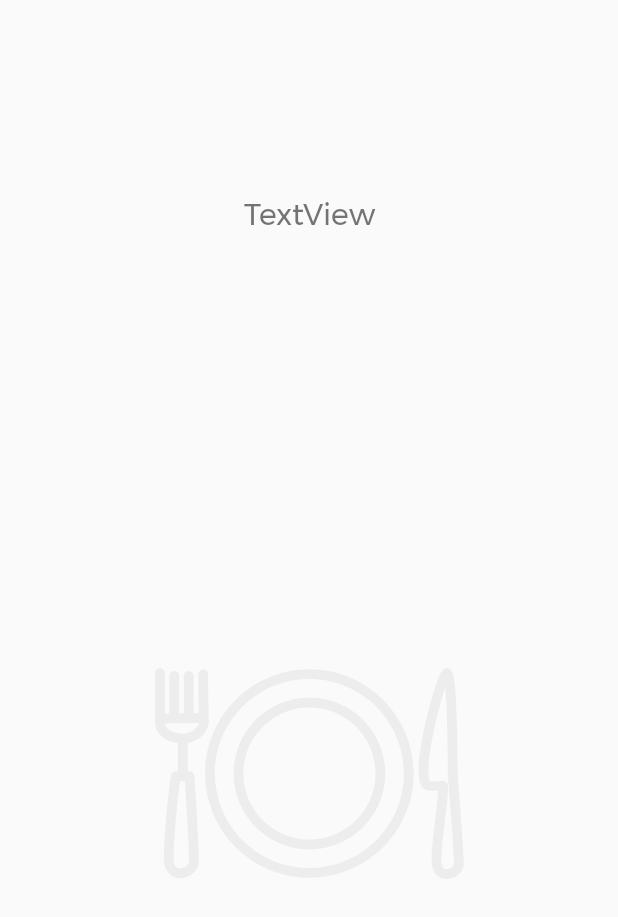
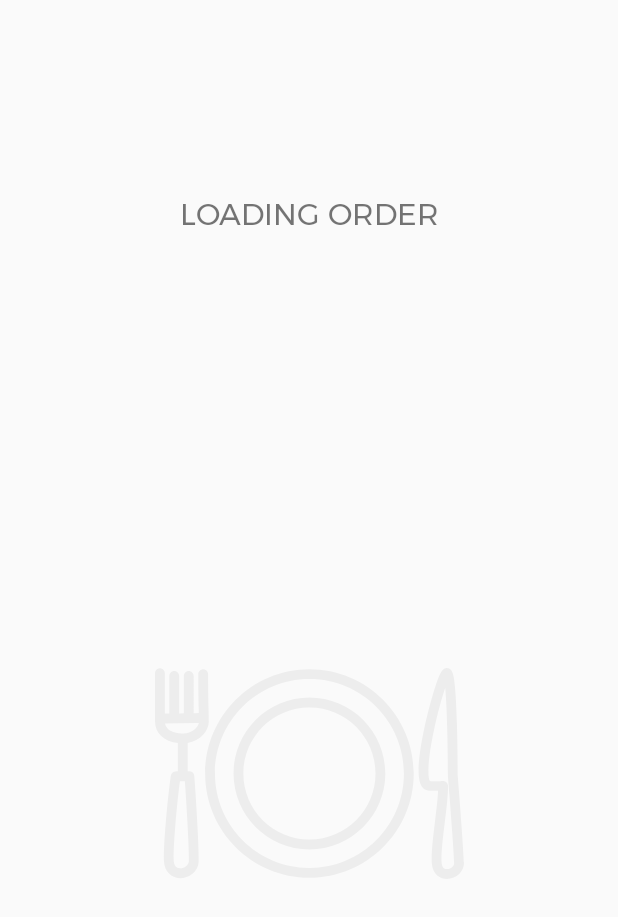
Before and after one commit to 7Heaven7/ProjectFoodQueue, an Android app: the layout fragment_frag_admin_miniorder.xml on its own in the app's theme, with its tools: preview values and no code run, on a phone screen of 412 x 824 dp. Shown: the top 917 px of the screen. Run offline under Robolectric (Android 15) with nearby library versions, the light colour scheme and no system bars.

```diff
--- a/app/src/main/res/layout/fragment_frag_admin_miniorder.xml
+++ b/app/src/main/res/layout/fragment_frag_admin_miniorder.xml
@@ -27,7 +27,7 @@
         android:layout_height="wrap_content"
         android:gravity="center"
         android:padding="12dp"
-        android:text="TextView"
+        android:text="LOADING ORDER"
         android:textSize="20sp"
         app:layout_constraintBottom_toBottomOf="parent"
         app:layout_constraintEnd_toEndOf="parent"
```
